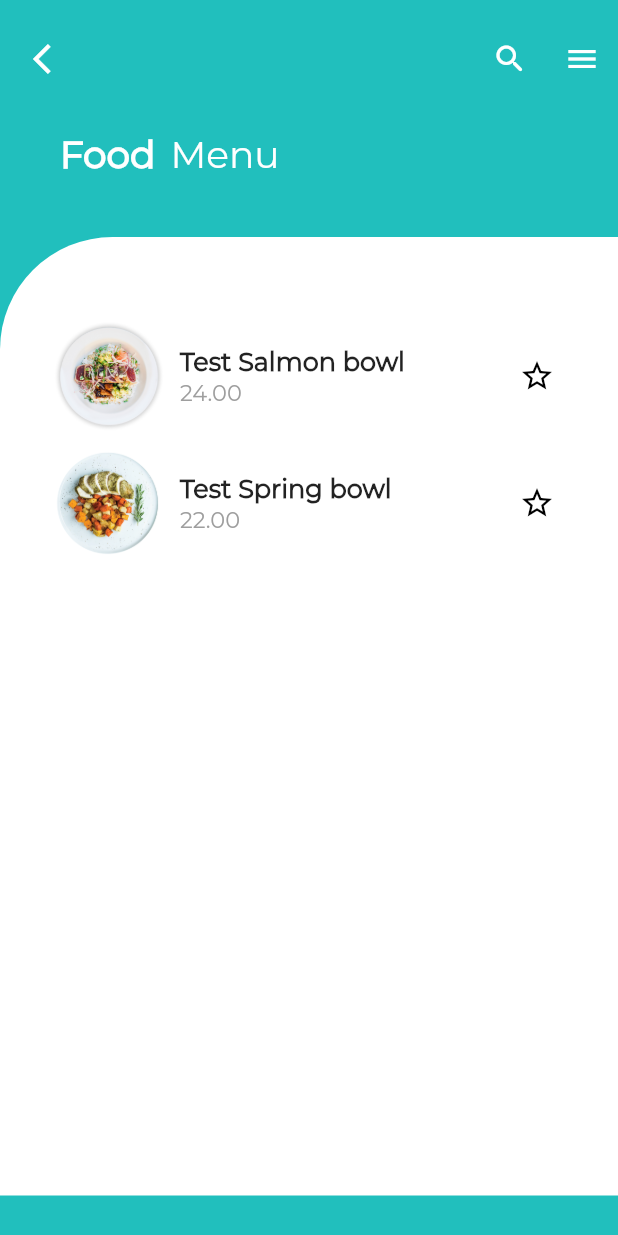
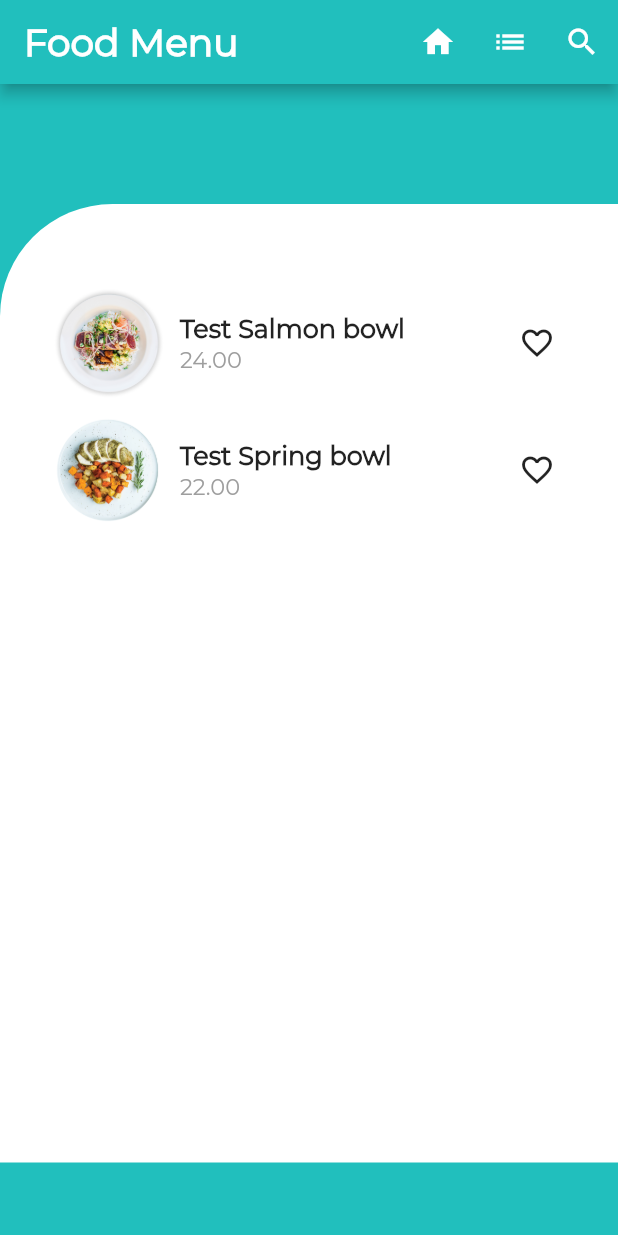
Before and after one commit to teambena/flutter_project, a Flutter app: the screen it shows after launch, on a phone screen of 412 x 824 dp. Run offline on Flutter 3.47's test engine with Material 2 defaults, Android fonts, the phone set to English and light mode, and no system bars; project files that could hold a hidden picture were left out.

Commit message:
edit and decorate in main page

```diff
--- a/lib/main.dart
+++ b/lib/main.dart
@@ -24,10 +24,42 @@ class MyHomePage extends StatefulWidget {
 }
 
 class _MyHomePageState extends State<MyHomePage> {
+  final _saved = Set<String>();
 
   @override
   Widget build(BuildContext context) {
     return Scaffold(
+      appBar: AppBar(
+        backgroundColor: Color(0xFF21BFBD),
+        title: Text('Food Menu',
+            style: TextStyle(
+                fontFamily: 'Montserrat',
+                color: Colors.white,
+                fontWeight: FontWeight.bold,
+                fontSize: 25.0)),
+        actions: [
+          IconButton(
+            icon: Icon(Icons.home),
+            onPressed: () {
+            },
+          ),
+          IconButton(
+            icon: Icon(Icons.list),
+            onPressed: () {
+              _pushSaved();
+            },
+          ),
+          IconButton(
+            onPressed: () {
+              showSearch(
+                context: context,
+                //delegate: CustomSearchDelegate(),
+              );
+            },
+            icon: const Icon(Icons.search),
+          ),
+        ],
+      ),
       backgroundColor: Color(0xFF21BFBD),
       body: ListView(
         children: <Widget>[
@@ -36,26 +68,26 @@ class _MyHomePageState extends State<MyHomePage> {
             child: Row(
               mainAxisAlignment: MainAxisAlignment.spaceBetween,
               children: <Widget>[
-                IconButton(
-                  icon: Icon(Icons.arrow_back_ios),
-                  color: Colors.white,
-                  onPressed: () {},
-                ),
+                // IconButton(
+                //   icon: Icon(Icons.arrow_back_ios),
+                //   color: Colors.white,
+                //   onPressed: () {},
+                // ),
                 Container(
                     width: 130.0,
                     child: Row(
                       mainAxisAlignment: MainAxisAlignment.end,
                       children: <Widget>[
-                        IconButton(
-                          icon: Icon(Icons.search_rounded),
-                          color: Colors.white,
-                          onPressed: () {},
-                        ),
-                        IconButton(
-                          icon: Icon(Icons.menu),
-                          color: Colors.white,
-                          onPressed: () {},
-                        )
+                        // IconButton(
+                        //   icon: Icon(Icons.search_rounded),
+                        //   color: Colors.white,
+                        //   onPressed: () {},
+                        // ),
+                        // IconButton(
+                        //   icon: Icon(Icons.menu),
+                        //   color: Colors.white,
+                        //   onPressed: () {},
+                        // )
                       ],
                     ))
               ],
@@ -65,20 +97,20 @@ class _MyHomePageState extends State<MyHomePage> {
           Padding(
             padding: EdgeInsets.only(left: 40.0),
             child: Row(
-              children: <Widget>[
-                Text('Food',
-                    style: TextStyle(
-                        fontFamily: 'Montserrat',
-                        color: Colors.white,
-                        fontWeight: FontWeight.bold,
-                        fontSize: 25.0)),
-                SizedBox(width: 10.0),
-                Text('Menu',
-                    style: TextStyle(
-                        fontFamily: 'Montserrat',
-                        color: Colors.white,
-                        fontSize: 25.0))
-              ],
+              // children: <Widget>[
+              //   Text('Food',
+              //       style: TextStyle(
+              //           fontFamily: 'Montserrat',
+              //           color: Colors.white,
+              //           fontWeight: FontWeight.bold,
+              //           fontSize: 25.0)),
+              //   SizedBox(width: 10.0),
+              //   Text('Menu',
+              //       style: TextStyle(
+              //           fontFamily: 'Montserrat',
+              //           color: Colors.white,
+              //           fontSize: 25.0))
+              // ],
             ),
           ),
           SizedBox(height: 40.0),
@@ -96,16 +128,23 @@ class _MyHomePageState extends State<MyHomePage> {
                     padding: EdgeInsets.only(top: 45.0),
                     child: Container(
                         height: MediaQuery.of(context).size.height - 300.0,
-                        child: FutureBuilder(builder: (context, snapshot) {
+                        child: FutureBuilder(
+                          builder: (context, snapshot) {
                             var data = json.decode(snapshot.data.toString());
-                            return ListView.builder(itemBuilder: (BuildContext context, int index) {
-                              return _buildFoodItem(data[index]['id'], data[index]['imgPath'], data[index]['name'], data[index]['price']);
+                            return ListView.builder(
+                              itemBuilder: (BuildContext context, int index) {
+                                return _buildFoodItem(
+                                    data[index]['id'],
+                                    data[index]['imgPath'],
+                                    data[index]['name'],
+                                    data[index]['price']);
                               },
-                           itemCount: data.length,);
+                              itemCount: data.length,
+                            );
                           },
-                        future: DefaultAssetBundle.of(context).loadString('assets/data.json'),)
-
-                        )),
+                          future: DefaultAssetBundle.of(context)
+                              .loadString('assets/data.json'),
+                        ))),
                 Row(
                   mainAxisAlignment: MainAxisAlignment.spaceEvenly,
                   children: <Widget>[
@@ -165,62 +204,78 @@ class _MyHomePageState extends State<MyHomePage> {
   }
 
   Widget _buildFoodItem(int id, String imgPath, String foodName, String price) {
+    final alreadySaved = _saved.contains(foodName);
+
     return Padding(
       padding: EdgeInsets.only(left: 10.0, right: 10.0, top: 10.0),
       child: InkWell(
           onTap: () {
             Navigator.of(context).push(MaterialPageRoute(
-              builder: (context) => DetailsPage(id: id, heroTag: imgPath, foodName: foodName, foodPrice: price)
-            ));
+                builder: (context) => DetailsPage(
+                    id: id,
+                    heroTag: imgPath,
+                    foodName: foodName,
+                    foodPrice: price)));
           },
           child: Row(
             mainAxisAlignment: MainAxisAlignment.spaceBetween,
             children: <Widget>[
               Container(
-                child: Row(
-                  children: [
+                  child: Row(children: [
                 Hero(
                     tag: imgPath,
                     child: Image(
                         image: AssetImage(imgPath),
                         fit: BoxFit.cover,
                         height: 75.0,
-                        width: 75.0
-                      )
-                    ),
+                        width: 75.0)),
                 SizedBox(width: 10.0),
-                    Column(
-                      crossAxisAlignment: CrossAxisAlignment.start,
-                      children:[
-                        Text(
-                          foodName,
+                Column(crossAxisAlignment: CrossAxisAlignment.start, children: [
+                  Text(foodName,
                       style: TextStyle(
                           fontFamily: 'Montserrat',
                           fontSize: 17.0,
-                            fontWeight: FontWeight.bold
-                          )
-                        ),
-                        Text(
-                          price,
+                          fontWeight: FontWeight.bold)),
+                  Text(price,
                       style: TextStyle(
                           fontFamily: 'Montserrat',
                           fontSize: 15.0,
-                            color: Colors.grey
-                          )
-                        )
-                      ]
-                    )
-                  ]
-                )
-              ),
+                          color: Colors.grey))
+                ])
+              ])),
               IconButton(
-                icon: Icon(Icons.star_border),
-                color: Colors.black,
-                onPressed: () {}
-              )
+                  icon: Icon(
+                      alreadySaved ? Icons.favorite : Icons.favorite_border,
+                      color: alreadySaved ? Colors.red : null),
+                  onPressed: () {
+                    setState(() {
+                      if (alreadySaved) {
+                        _saved.remove(foodName);
+                      } else {
+                        _saved.add(foodName);
+                      }
+                    });
+                  })
             ],
-          )
-        ));
+          )),
+    );
+  }
+
+  void _pushSaved() {
+    Navigator.of(context)
+        .push(MaterialPageRoute(builder: (BuildContext context) {
+      final tiles = _saved.map((String foodName) {
+        return ListTile(title: Text(foodName, style: TextStyle(fontSize: 16)));
+      });
+
+      final divided =
+          ListTile.divideTiles(context: context, tiles: tiles).toList();
+
+      return Scaffold(
+          appBar: AppBar(
+           backgroundColor: Color(0xFF21BFBD), title: Text('Favorite Menu')),
+          body: ListView(children: divided));
+    }));
   }
 
 
```
Lines whose indentation alone changed are shown as unchanged.
